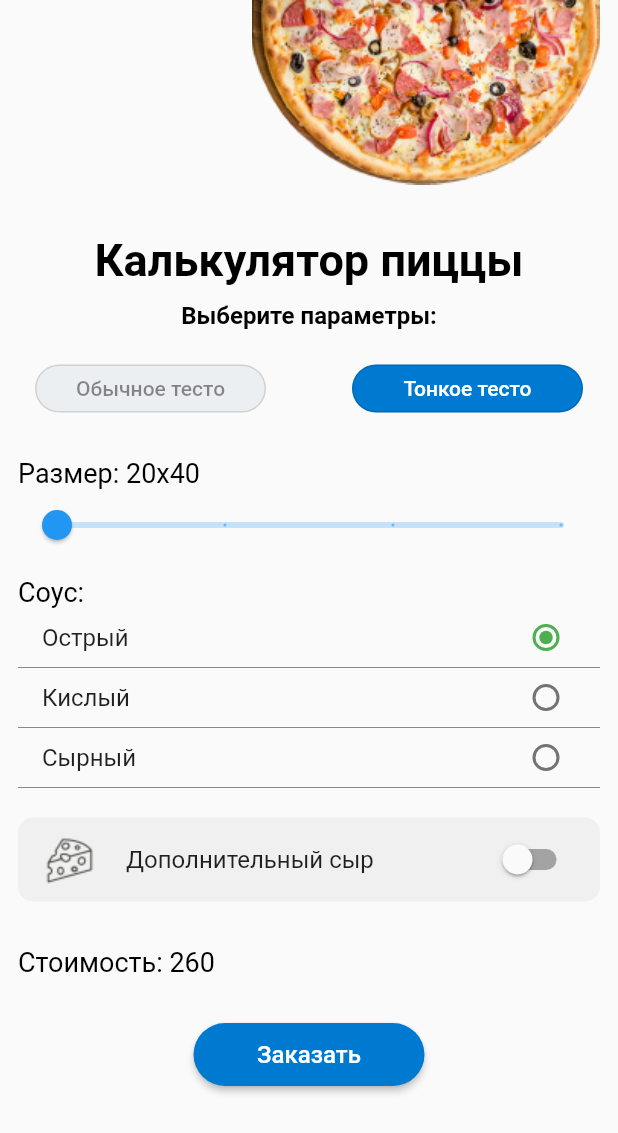
After one commit to alexeyvod/rusoil_2_2, a Flutter app: the screen it shows after launch, after a tap on "Заказать пиццу", on a phone screen of 412 x 824 dp. The commit adds this screen. Shown: the top 1133 px of the screen. Run offline on Flutter 3.47's test engine with Material 2 defaults, Android fonts, the phone set to English and light mode, and no system bars.

Commit message:
Выбор пиццы

```diff
--- a/lib/main.dart
+++ b/lib/main.dart
@@ -1,4 +1,5 @@
 import 'package:flutter/material.dart';
+import 'pizza.dart';
 
 void main() {
   runApp(const MyApp());
@@ -123,6 +124,18 @@ class _MyHomePageState extends State<MyHomePage> {
                       ),
                       child: Text("Отправить код"),
                   ),
+                ),
+                SizedBox(height: 30,),
+                InkWell(
+                  onTap: () {
+                    Navigator.push(context, MaterialPageRoute(builder: (context) => pizza()));
+                  },
+                  child: Text("Заказать пиццу",
+                      textAlign: TextAlign.center,
+                      style: TextStyle(color: Colors.deepOrange,
+                          fontSize: 14,
+                          fontWeight: FontWeight.bold)
+                  ),
                 )
               ],
             ),
--- /dev/null
+++ b/lib/pizza.dart
@@ -0,0 +1,274 @@
+import 'package:flutter/material.dart';
+
+class pizza extends StatefulWidget {
+  const pizza({Key? key}) : super(key: key);
+
+  @override
+  State<pizza> createState() => _pizza();
+}
+
+enum SousesTypes{ostro, kislo, cheese}
+
+class _pizza extends State<pizza>{
+
+  //List<bool> isTesto = [true, false];
+  bool isThinkTesto = true;
+  double size = 20;
+  SousesTypes? souse = SousesTypes.ostro;
+  bool addChesse = false;
+  double price = 0;
+
+  @override
+  void initState() {
+    // TODO: implement initState
+    super.initState();
+    calculate();
+  }
+
+
+  @override
+  Widget build(BuildContext context) {
+    return Scaffold(
+      body: Padding(
+        padding: const EdgeInsets.symmetric(vertical: 0, horizontal:12),
+        child: SingleChildScrollView(
+          physics: ScrollPhysics(),
+          child: Column(
+            children: [
+              Row(
+                mainAxisAlignment: MainAxisAlignment.end,
+                crossAxisAlignment: CrossAxisAlignment.start,
+                children: [
+                  SizedBox(
+                    width: 232,
+                    height: 123,
+                    child: Container(
+                        decoration: BoxDecoration(
+                          image: DecorationImage(
+                            fit: BoxFit.cover,
+                            image: new AssetImage('assets/pizza 1.png'),
+                          ),
+                        )
+                    ),
+                  )
+                ],
+              ),
+              SizedBox(height: 33),
+              Text("Калькулятор пиццы",
+                  textAlign: TextAlign.center,
+                  style: TextStyle(color: Colors.black,
+                      fontSize: 30,
+                      fontWeight: FontWeight.w600)
+              ),
+              SizedBox(height: 10),
+              Text("Выберите параметры:",
+                  textAlign: TextAlign.center,
+                  style: TextStyle(color: Colors.black,
+                      fontSize: 16,
+                      fontWeight: FontWeight.w600)
+              ),
+              SizedBox(height: 23),
+              Row(
+                mainAxisAlignment: MainAxisAlignment.spaceAround,
+                children: [
+                  SizedBox(
+                    width: 154,
+                    height: 32,
+                    child: OutlinedButton(
+                      onPressed: (){
+                        isThinkTesto = !isThinkTesto;
+                        calculate();
+                      },
+                      style: OutlinedButton.styleFrom(
+                          backgroundColor: !isThinkTesto ? Color(0xFF0079D0) : Color(0xFFECEFF1),
+                          shape: RoundedRectangleBorder(
+                              borderRadius: BorderRadius.circular(36)
+                          )
+                      ),
+                      child: Text("Обычное тесто", style: TextStyle(color: isThinkTesto ? Colors.black45 : Colors.white)),
+                    ),
+                  ),
+                  SizedBox(width: 12,),
+                  SizedBox(
+                    width: 154,
+                    height: 32,
+                    child: OutlinedButton(
+                      onPressed: (){
+                        isThinkTesto = !isThinkTesto;
+                        calculate();
+                      },
+                      style: OutlinedButton.styleFrom(
+                          backgroundColor: isThinkTesto ? Color(0xFF0079D0) : Color(0xFFECEFF1),
+                          shape: RoundedRectangleBorder(
+                              borderRadius: BorderRadius.circular(36)
+                          )
+                      ),
+                      child: Text("Тонкое тесто", style: TextStyle(color: !isThinkTesto ? Colors.black45 : Colors.white)),
+                    ),
+                  )
+                ],
+              ),
+
+              /*
+              ToggleButtons(
+                borderColor: Color(0xFFECEFF1),
+                selectedBorderColor: Color(0xFF0079D0),
+                borderWidth: 1,
+                borderRadius: BorderRadius.circular(36),
+                children: <Widget>[
+                  Text("Обычное тесто",
+                      textAlign: TextAlign.center,
+                      style: TextStyle(color: Colors.indigo,
+                          fontSize: 14)
+                  ),
+                  Text("Тонкое тесто",
+                      textAlign: TextAlign.center,
+                      style: TextStyle(color: Colors.indigo,
+                          fontSize: 14)
+                  ),
+                ],
+                onPressed: (int index) {
+                  setState(() {
+                    for (int buttonIndex = 0; buttonIndex < isTesto.length; buttonIndex++) {
+                      if (buttonIndex == index) {
+                        isTesto[buttonIndex] = !isTesto[buttonIndex];
+                      } else {
+                        isTesto[buttonIndex] = false;
+                      }
+                    }
+                  });
+                },
+                isSelected: isTesto,
+              ),
+              */
+              Column(
+                crossAxisAlignment: CrossAxisAlignment.start,
+                children: [
+                  SizedBox(height: 30,),
+                  Text("Размер: ${size.round()}x${size.round()*2}",
+                      textAlign: TextAlign.left,
+                      style: TextStyle(color: Colors.black,
+                          fontSize: 18)
+                  ),
+                  SizedBox(height: 0,),
+                  Slider(
+                    value: size,
+                    onChanged: (value) {
+                      setState(() {
+                        size = value;
+                        calculate();
+                      });
+                    },
+                    min: 20,
+                    max: 80,
+                    divisions: 3,
+                    label: size.round().toString(),
+                  ),
+                  SizedBox(height: 10,),
+                  Text("Соус:",
+                      textAlign: TextAlign.left,
+                      style: TextStyle(color: Colors.black,
+                          fontSize: 18)
+                  ),
+                  RadioListTile<SousesTypes>(
+                    title: const Text('Острый'),
+                    value: SousesTypes.ostro,
+                    groupValue: souse,
+                    activeColor: Colors.green,
+                    visualDensity: const VisualDensity(vertical: VisualDensity.minimumDensity),
+                    controlAffinity: ListTileControlAffinity.trailing,
+                    onChanged: (SousesTypes? value) { souse = value; calculate(); },
+                  ),
+                  Divider(height: 0, color: Colors.black45),
+                  RadioListTile<SousesTypes>(
+                    title: const Text('Кислый'),
+                    value: SousesTypes.kislo,
+                    groupValue: souse,
+                    activeColor: Colors.green,
+                    visualDensity: const VisualDensity(vertical: VisualDensity.minimumDensity),
+                    controlAffinity: ListTileControlAffinity.trailing,
+                    onChanged: (SousesTypes? value) { souse = value; calculate(); },
+                  ),
+                  Divider(height: 0, color: Colors.black45),
+                  RadioListTile<SousesTypes>(
+                    title: const Text('Сырный'),
+                    value: SousesTypes.cheese,
+                    groupValue: souse,
+                    activeColor: Colors.green,
+                    visualDensity: const VisualDensity(vertical: VisualDensity.minimumDensity),
+                    controlAffinity: ListTileControlAffinity.trailing,
+                    onChanged: (SousesTypes? value) { souse = value; calculate(); },
+                  ),
+                  Divider(height: 0, color: Colors.black45),
+
+                  SizedBox(height: 20,),
+                  SwitchListTile(
+                    title: const Text('Дополнительный сыр'),
+                    value: addChesse,
+                    tileColor: Color(0xFFF0F0F0),
+                    shape: RoundedRectangleBorder(borderRadius: BorderRadius.circular(10) ),
+                    onChanged: (bool value) { addChesse = value; calculate(); },
+                    secondary: Image.asset(
+                      'assets/cheese.png',
+                      width: 36,
+                      height: 34,
+                    ),
+                  ),
+                  SizedBox(height: 30,),
+                  Text("Стоимость: ${price.round()}",
+                      textAlign: TextAlign.left,
+                      style: TextStyle(color: Colors.black,
+                          fontSize: 18)
+                  ),
+                ],
+              ),
+
+              SizedBox(height: 30,),
+              SizedBox(
+                width: 154,
+                height: 42,
+                child: ElevatedButton(
+                  onPressed: (){},
+                  style: ElevatedButton.styleFrom(
+                      primary: Color(0xFF0079D0),
+                      shape: RoundedRectangleBorder(
+                          borderRadius: BorderRadius.circular(36)
+                      )
+                  ),
+                  child: Text("Заказать",
+                    style: TextStyle(fontSize: 16)
+                  ),
+                ),
+              ),
+              SizedBox(height: 30,)
+
+            ],
+          ),
+        ),
+      )
+    );
+  }
+
+
+  void calculate(){
+    price = 100;
+    if(isThinkTesto) price += 70;
+    price += size * 3;
+    switch(souse){
+      case SousesTypes.ostro:
+        price += 30;
+        break;
+      case SousesTypes.kislo:
+        price += 40;
+        break;
+      case SousesTypes.cheese:
+        price += 50;
+        break;
+    }
+    if(addChesse) price += 110;
+    setState(() {
+
+    });
+  }
+
+}
```
Also changed, not shown: assets/cheese.png (added).
